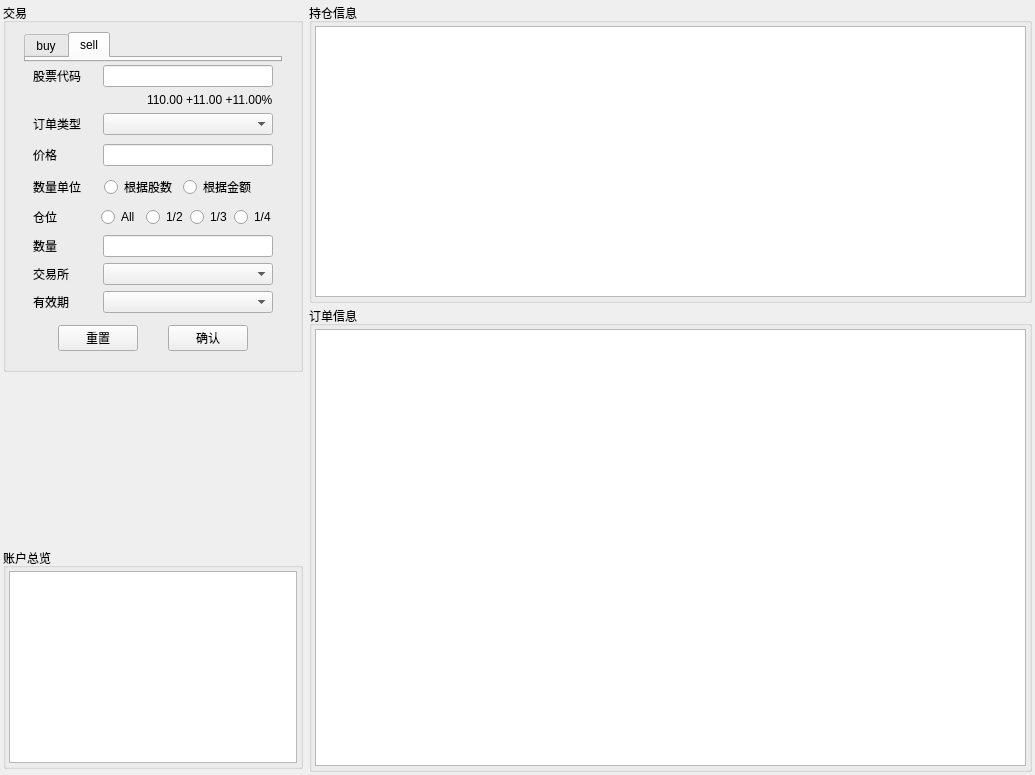
Qt form Lampyris Trade Station/Resource/Forms/MainPartUI/PanelMainUITrade.ui (390031942/Lampyris-Trade-Station) before a commit.
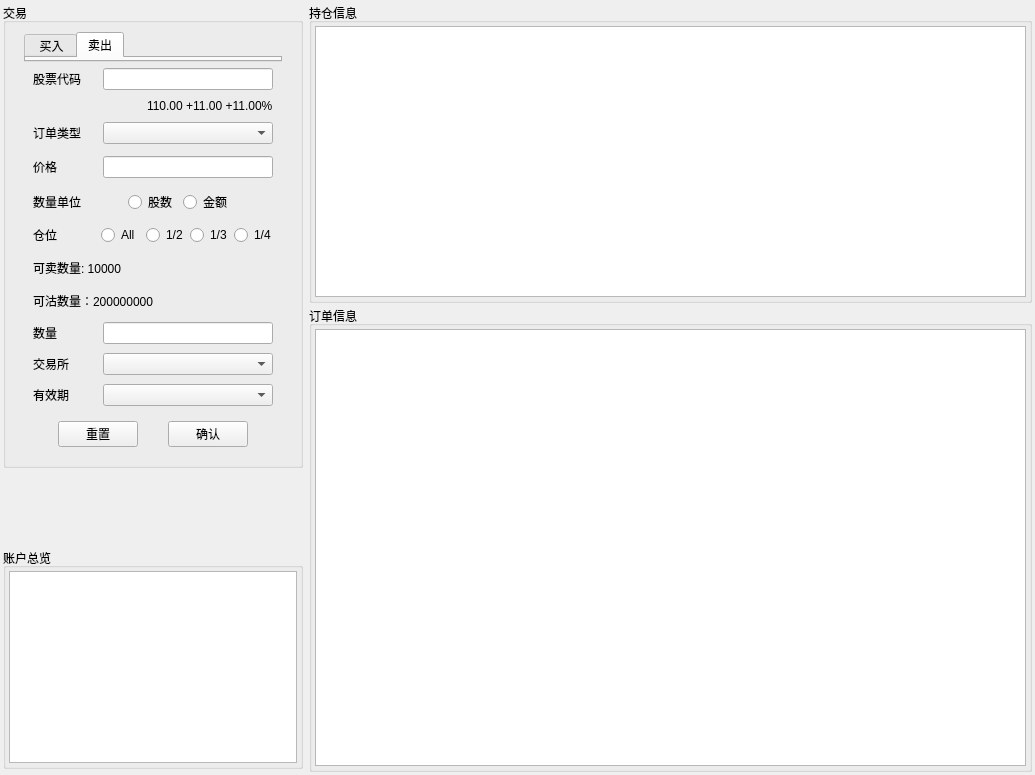
The same form after that commit.

Patch:
```diff
--- a/Lampyris Trade Station/Resource/Forms/MainPartUI/PanelMainUITrade.ui
+++ b/Lampyris Trade Station/Resource/Forms/MainPartUI/PanelMainUITrade.ui
@@ -60,7 +60,7 @@
         </property>
         <layout class="QVBoxLayout" name="verticalLayout_3">
          <property name="spacing">
-          <number>0</number>
+          <number>3</number>
          </property>
          <property name="leftMargin">
           <number>18</number>
@@ -81,12 +81,12 @@
            </property>
            <widget class="QWidget" name="tabBuy">
             <attribute name="title">
-             <string>buy</string>
+             <string> 买入</string>
             </attribute>
            </widget>
            <widget class="QWidget" name="tabSell">
             <attribute name="title">
-             <string>sell</string>
+             <string>卖出</string>
             </attribute>
            </widget>
           </widget>
@@ -257,7 +257,7 @@
              </widget>
             </item>
             <item>
-             <spacer name="horizontalSpacerUnit1_2">
+             <spacer name="horizontalSpacerUnit1">
               <property name="orientation">
                <enum>Qt::Horizontal</enum>
               </property>
@@ -272,19 +272,19 @@
             <item>
              <widget class="QRadioButton" name="radioBtnStock">
               <property name="text">
-               <string>根据股数</string>
+               <string>股数</string>
               </property>
              </widget>
             </item>
             <item>
              <widget class="QRadioButton" name="radioBtnMoney">
               <property name="text">
-               <string>根据金额</string>
+               <string>金额</string>
               </property>
              </widget>
             </item>
             <item>
-             <spacer name="horizontalSpacerUnit1">
+             <spacer name="horizontalSpacerUnit2">
               <property name="orientation">
                <enum>Qt::Horizontal</enum>
               </property>
@@ -380,6 +380,56 @@
            </layout>
           </widget>
          </item>
+         <item>
+          <widget class="QWidget" name="__widgetCountInfo" native="true">
+           <property name="minimumSize">
+            <size>
+             <width>0</width>
+             <height>0</height>
+            </size>
+           </property>
+           <layout class="QHBoxLayout" name="horizontalLayout_15">
+            <property name="topMargin">
+             <number>6</number>
+            </property>
+            <property name="bottomMargin">
+             <number>6</number>
+            </property>
+            <item>
+             <widget class="QLabel" name="textCountInfo">
+              <property name="text">
+               <string>可卖数量: 10000</string>
+              </property>
+             </widget>
+            </item>
+           </layout>
+          </widget>
+         </item>
+         <item>
+          <widget class="QWidget" name="__widgetShortable" native="true">
+           <property name="minimumSize">
+            <size>
+             <width>0</width>
+             <height>0</height>
+            </size>
+           </property>
+           <layout class="QHBoxLayout" name="horizontalLayout_16">
+            <property name="topMargin">
+             <number>6</number>
+            </property>
+            <property name="bottomMargin">
+             <number>6</number>
+            </property>
+            <item>
+             <widget class="QLabel" name="textShortable">
+              <property name="text">
+               <string>可沽数量：200000000</string>
+              </property>
+             </widget>
+            </item>
+           </layout>
+          </widget>
+         </item>
          <item>
           <widget class="QWidget" name="__widgetCount" native="true">
            <layout class="QHBoxLayout" name="horizontalLayout_8">
```
